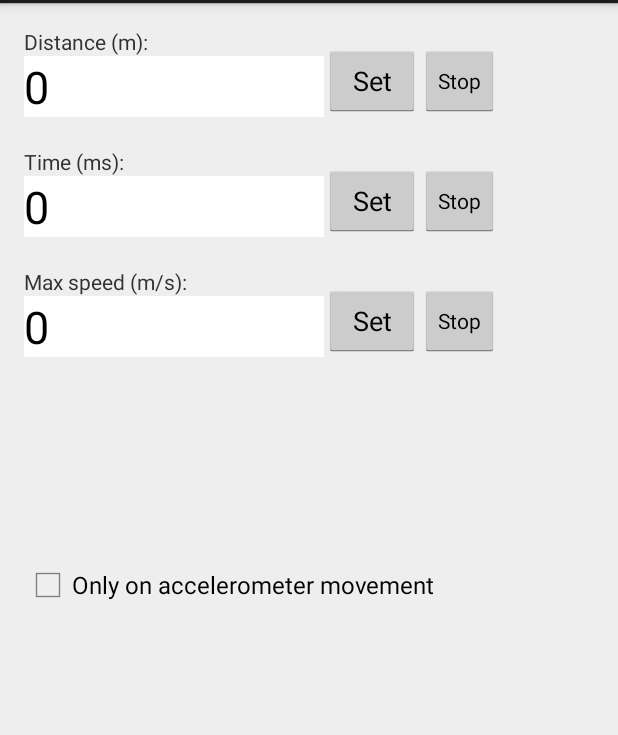
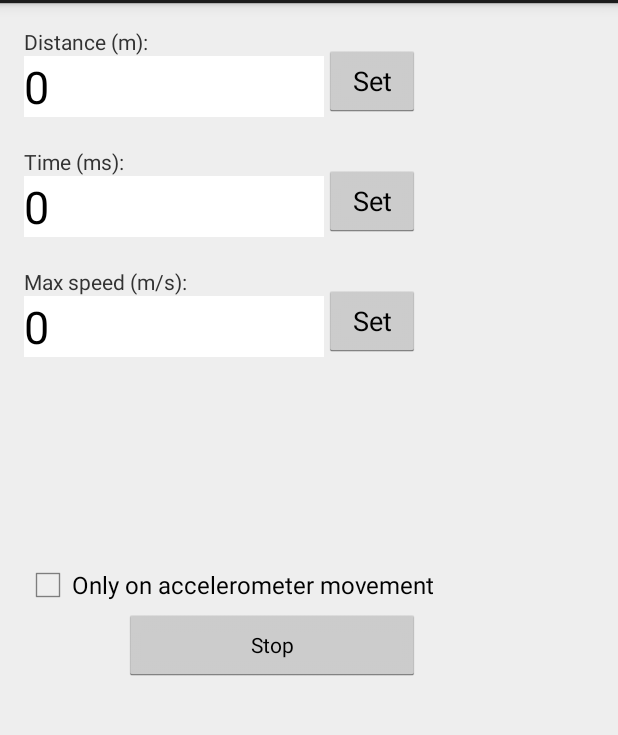
Before and after one commit to Lundtoft/FluoGPS, an Android app: the screen it shows after launch (MainActivity), on a phone screen of 412 x 824 dp, the part 69-804 px from its top. Run offline under Robolectric (Android 15) with nearby library versions, the phone set to English and light mode, and no system bars.

Commit message:
Fixed accelerometer method

```diff
--- a/FluoGPS/src/main/java/dk/fluo/gps/FluoLocationListener.java
+++ b/FluoGPS/src/main/java/dk/fluo/gps/FluoLocationListener.java
@@ -11,80 +11,72 @@ import java.util.ArrayList;
 /**
  * Created by hagabrth on 10/3/13.
  */
-public class FluoLocationListener implements LocationListener, FluoSensorEventListener.onMoveListener {
+public class FluoLocationListener implements LocationListener {
     private Activity activity;
     private boolean firstFix;
     private String title;
     private String type;
     private int dist, speed, time;
     private Location lastLocation;
-    private boolean movedSinceLastLocation;
 
-    public FluoLocationListener(Activity activity, String type){
+    /**
+     *
+     * @param activity the activity which instantiates this object
+     * @param type dist, time, speed or accelerometer
+     */
+    public FluoLocationListener(Activity activity, String type) {
         this.activity = activity;
         this.type = type;
         dist = 0;
         speed = 0;
         lastLocation = null;
         firstFix = true;
-        movedSinceLastLocation = false;
     }
 
     /**
-     *
      * Setters
      */
-    public void setFirstFix(boolean value){
+    public void setFirstFix(boolean value) {
         firstFix = value;
     }
 
-    public void setType(String value){
+    public void setType(String value) {
         type = value;
     }
 
-    public void setDist(int value){
+    public void setDist(int value) {
         dist = value;
     }
 
-    public void setSpeed(int value){
+    public void setSpeed(int value) {
         speed = value;
     }
 
     /**
-     * onMoveListener interface
+     * LocationListener methods
      */
     @Override
-    public void onMove() {
-        movedSinceLastLocation = true;
-    }
-
-    /**
-     *
-     * LocationListener methods
-     */
     public void onLocationChanged(Location location) {
         ServerCom com = new ServerCom("http://users-cs.au.dk/lundtoft/pp/saveLocation.php", activity.getApplicationContext());
         long timestamp = location.getTime() / 1000;
 
+        //Set title of file to be saved if this is the first fix of the process
         if (firstFix) {
             title = Long.toString(timestamp);
             firstFix = false;
         }
 
+        //if distance is more than zero, do distance based positioning
         if (dist > 0){
-            type = "dist";
+            //if not first location compare to last location
             if (lastLocation != null) {
                 if (lastLocation.distanceTo(location) >= dist){
+                    //if speed is more than zero, only send position if actual speed is more than the given min speed
                     if (speed > 0) {
-                        type = "speed";
                         if (location.getSpeed() < speed) {
                             com.sendFixToServer(location.getLongitude(), location.getLatitude(), timestamp, title, type);
                             lastLocation = location;
                         }
-                    } else if (type.equals("accelerometer") && movedSinceLastLocation){
-                        com.sendFixToServer(location.getLongitude(), location.getLatitude(), timestamp, title, type);
-                        lastLocation = location;
-                        movedSinceLastLocation = false;
                     } else {
                         com.sendFixToServer(location.getLongitude(), location.getLatitude(), timestamp, title, type);
                         lastLocation = location;
@@ -94,20 +86,21 @@ public class FluoLocationListener implements LocationListener, FluoSensorEventLi
                 com.sendFixToServer(location.getLongitude(), location.getLatitude(), timestamp, title, type);
                 lastLocation = location;
             }
+        //else assume that it is a time based positioning
         } else {
-            type = "time";
             com.sendFixToServer(location.getLongitude(), location.getLatitude(), timestamp, title, type);
         }
     }
 
+    @Override
     public void onStatusChanged(String s, int i, Bundle b) {
 
     }
-
+    @Override
     public void onProviderDisabled(String s) {
 
     }
-
+    @Override
     public void onProviderEnabled(String s) {
 
     }
--- a/FluoGPS/src/main/java/dk/fluo/gps/MainActivity.java
+++ b/FluoGPS/src/main/java/dk/fluo/gps/MainActivity.java
@@ -28,6 +28,8 @@ public class MainActivity extends Activity {
     private Runnable timer;
     private Future timerFuture;
     private ExecutorService executorService;
+    private FluoSensorEventListener sensorListener;
+    private SensorManager sensorMan;
 
     @Override
     protected void onCreate(Bundle savedInstanceState) {
@@ -35,10 +37,10 @@ public class MainActivity extends Activity {
         setContentView(R.layout.activity_main);
         executorService = Executors.newSingleThreadExecutor();
 
-
-
         com = new ServerCom("http://users-cs.au.dk/lundtoft/pp/saveLocation.php", getApplicationContext());
         fixer = new GPSFixer(0, 0, this);
+        sensorListener = new FluoSensorEventListener(fixer);
+        sensorMan = (SensorManager) getSystemService(Context.SENSOR_SERVICE);
     }
 
     @Override
@@ -58,8 +60,8 @@ public class MainActivity extends Activity {
 
         fixer.setDist(dist);
         if (accCheck.isChecked()) {
-            fixer.startAccGPS();
-            Toast.makeText(this, "GPS Accelerometer Started", Toast.LENGTH_SHORT).show();
+            sensorMan.registerListener(sensorListener, sensorMan.getDefaultSensor(Sensor.TYPE_ACCELEROMETER), SensorManager.SENSOR_DELAY_NORMAL);
+            Toast.makeText(this, "Accelerometer detection started", Toast.LENGTH_SHORT).show();
         } else {
             fixer.startDistGPS();
             Toast.makeText(this, "GPS Dist Started", Toast.LENGTH_SHORT).show();
@@ -87,8 +89,9 @@ public class MainActivity extends Activity {
         Toast.makeText(this, "GPS Speed Started", Toast.LENGTH_SHORT).show();
     }
 
-    public void stopTimeBtnClicked(View v){
+    public void stopBtnClicked(View v){
         fixer.stopGPS();
+        sensorMan.unregisterListener(sensorListener);
         Toast.makeText(this, "GPS Stopped", Toast.LENGTH_SHORT).show();
     }
 }
--- a/FluoGPS/src/main/res/layout/activity_main.xml
+++ b/FluoGPS/src/main/res/layout/activity_main.xml
@@ -110,32 +110,19 @@
         android:layout_toRightOf="@+id/maxInput"
         android:onClick="setSpeedBtnClicked"/>
 
-    <Button
-            style="?android:attr/buttonStyleSmall"
-            android:layout_width="wrap_content"
-            android:layout_height="wrap_content"
-            android:text="Stop"
-            android:id="@+id/stopDistBtn"
-            android:layout_alignTop="@+id/distBtn"
-            android:layout_toRightOf="@+id/distBtn"/>
+
 
     <Button
-            style="?android:attr/buttonStyleSmall"
-            android:layout_width="wrap_content"
-            android:layout_height="wrap_content"
-            android:text="Stop"
-            android:id="@+id/stopTimeBtn"
-            android:layout_alignTop="@+id/timeBtn"
-            android:layout_toRightOf="@+id/timeBtn"
-            android:onClick="stopTimeBtnClicked"/>
+        style="?android:attr/buttonStyleSmall"
+        android:layout_width="wrap_content"
+        android:layout_height="wrap_content"
+        android:text="Stop"
+        android:id="@+id/stopBtn"
+        android:onClick="stopBtnClicked"
+        android:layout_below="@+id/accelerometerCheck"
+        android:layout_alignRight="@+id/maxBtn"
+        android:layout_toRightOf="@+id/textView2" />
 
-    <Button
-            style="?android:attr/buttonStyleSmall"
-            android:layout_width="wrap_content"
-            android:layout_height="wrap_content"
-            android:text="Stop"
-            android:id="@+id/stopSpeedBtn"
-            android:layout_alignTop="@+id/maxBtn"
-            android:layout_toRightOf="@+id/maxBtn"/>
+
 
 </RelativeLayout>
```
Also changed, not shown: FluoGPS/src/main/java/dk/fluo/gps/FluoSensorEventListener.java (+67 -15 lines), FluoGPS/src/main/java/dk/fluo/gps/GPSFixer.java (+25 -36 lines), 13 other files.
